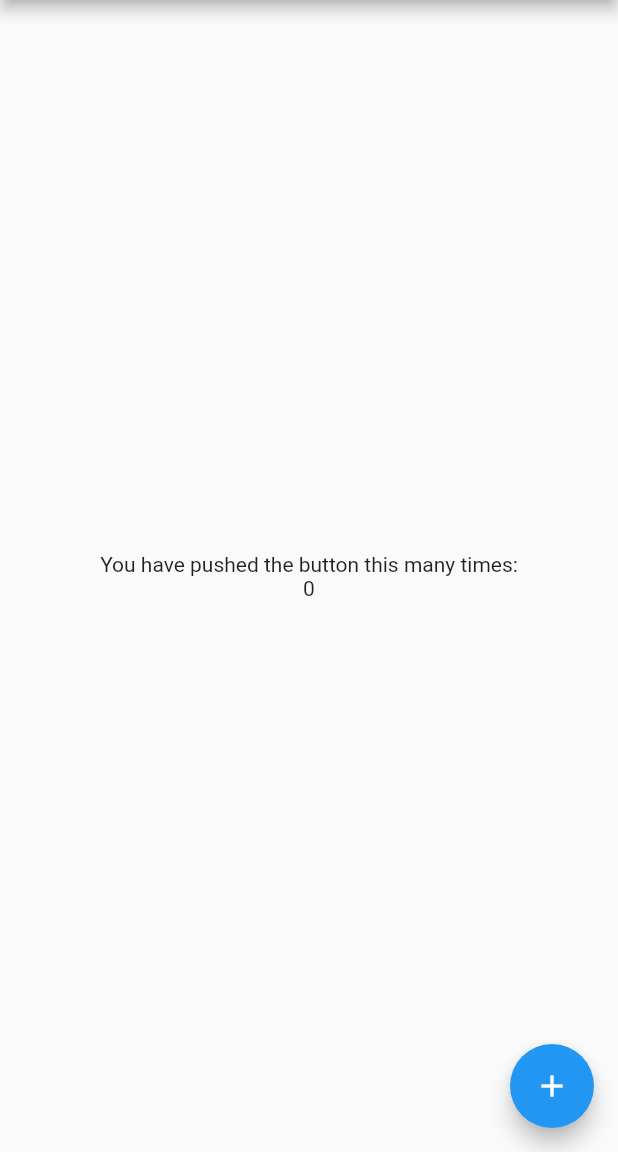
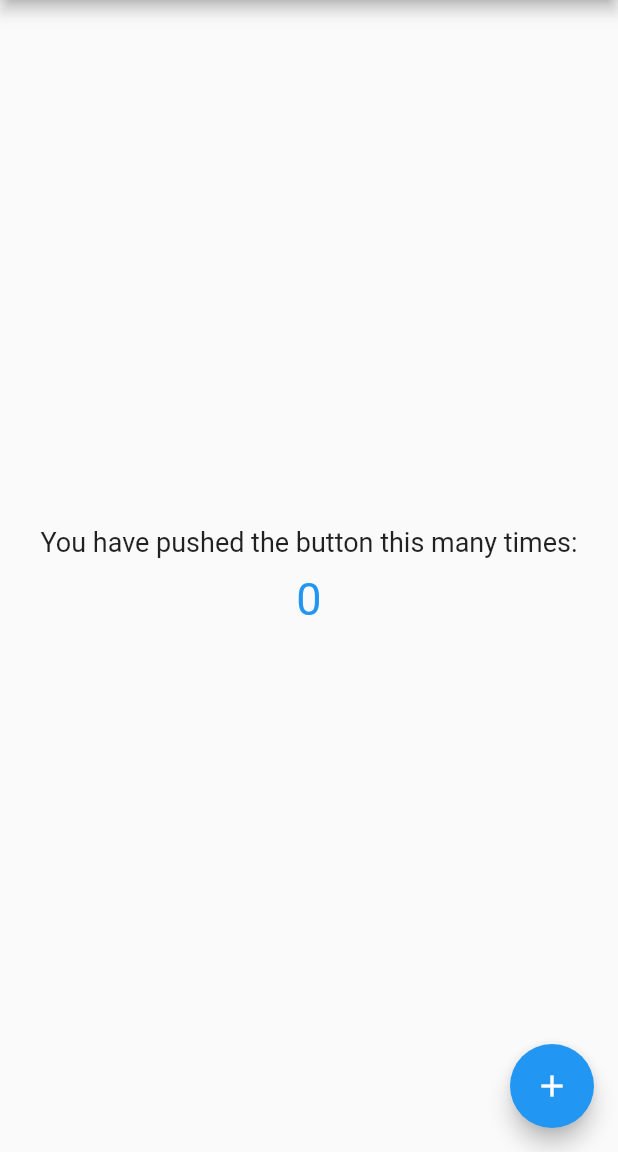
Before and after one commit to gilvanhenriqued/counter_mobx, a Flutter app: the screen it shows after launch, on a phone screen of 412 x 824 dp, the part 84-1236 px from its top. Run offline on Flutter 3.47's test engine with Material 2 defaults, Android fonts, the phone set to English and light mode, and no system bars; our stand-ins replace flutter_mobx, mobx; generated files the repository leaves out were written again.

Commit message:
fix counter style

```diff
--- a/lib/main.dart
+++ b/lib/main.dart
@@ -45,10 +45,20 @@ class _MyHomePageState extends State<MyHomePage> {
           children: <Widget>[
             Text(
               'You have pushed the button this many times:',
+              style: TextStyle(
+                  fontSize: 18
+                ),
             ),
-            Observer(
-              builder: (BuildContext context) => Text(
-                "${counter.value}"
+            Padding(
+              padding: const EdgeInsets.fromLTRB(0,10,0,0),
+              child: Observer(
+                builder: (BuildContext context) => Text(
+                  "${counter.value}",
+                  style: TextStyle(
+                    fontSize: 30,
+                    color: Colors.blue
+                  ),
+                ),
               ),
             ),
           ],
```
